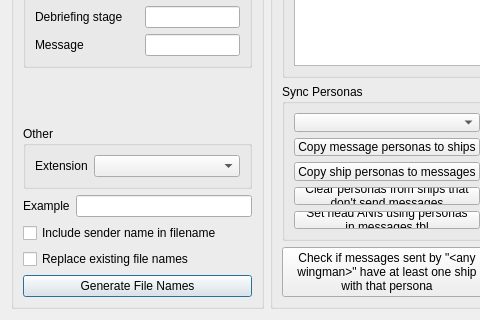
Before: the Qt Designer form qtfred/ui/VoiceActingManager.ui in scp-fs2open/fs2open.github.com, drawn with Qt 5; both pictures show x 0 to 480 and y 175 to 495 of the 836 by 495 pixel window.
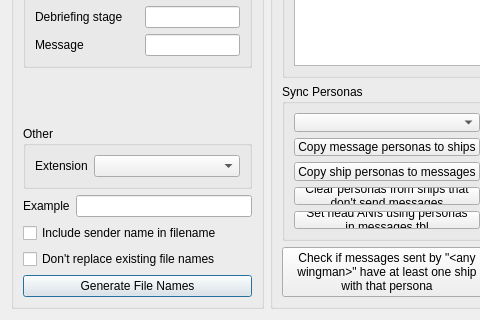
After: the same form once the commit is applied.

```diff
--- a/qtfred/ui/VoiceActingManager.ui
+++ b/qtfred/ui/VoiceActingManager.ui
@@ -158,7 +158,7 @@
       <item>
        <widget class="QCheckBox" name="replaceCheckBox">
         <property name="text">
-         <string>Replace existing file names</string>
+         <string>Don't replace existing file names</string>
         </property>
        </widget>
       </item>
```
Left out of the diff: 2 changed lines with no effect on the pictures.
